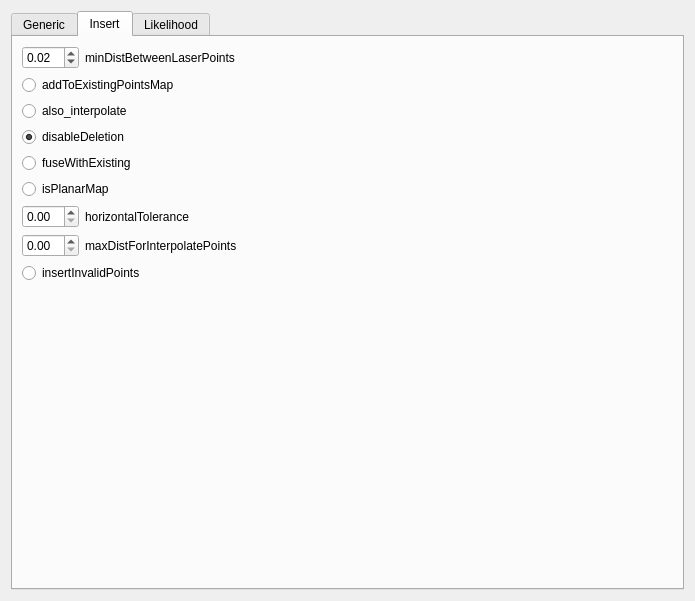
MRPT/mrpt, file apps/robot-map-gui/gui/configWidget/CPointsConfig.ui: the form before one commit.
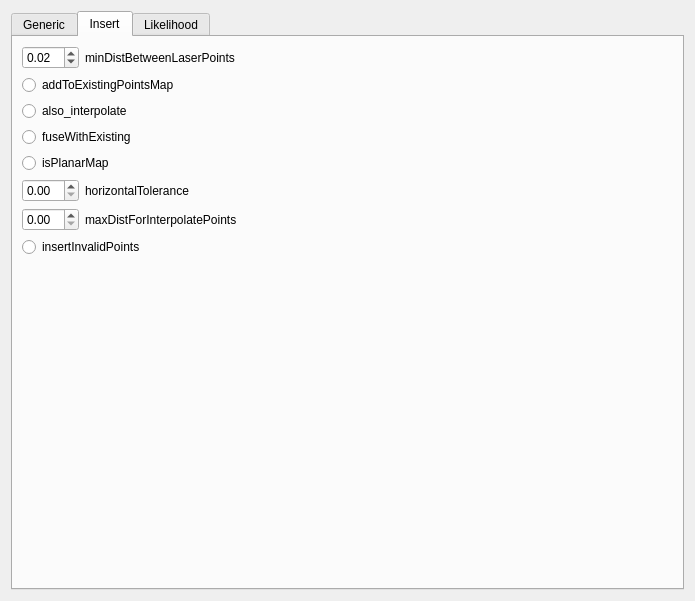
The form after the commit.

What changed in the file:
```diff
--- a/apps/robot-map-gui/gui/configWidget/CPointsConfig.ui
+++ b/apps/robot-map-gui/gui/configWidget/CPointsConfig.ui
@@ -140,19 +140,6 @@
          </property>
         </widget>
        </item>
-       <item>
-        <widget class="QRadioButton" name="disableDeletion">
-         <property name="text">
-          <string>disableDeletion</string>
-         </property>
-         <property name="checked">
-          <bool>true</bool>
-         </property>
-         <property name="autoExclusive">
-          <bool>false</bool>
-         </property>
-        </widget>
-       </item>
        <item>
         <widget class="QRadioButton" name="fuseWithExisting">
          <property name="text">
```
